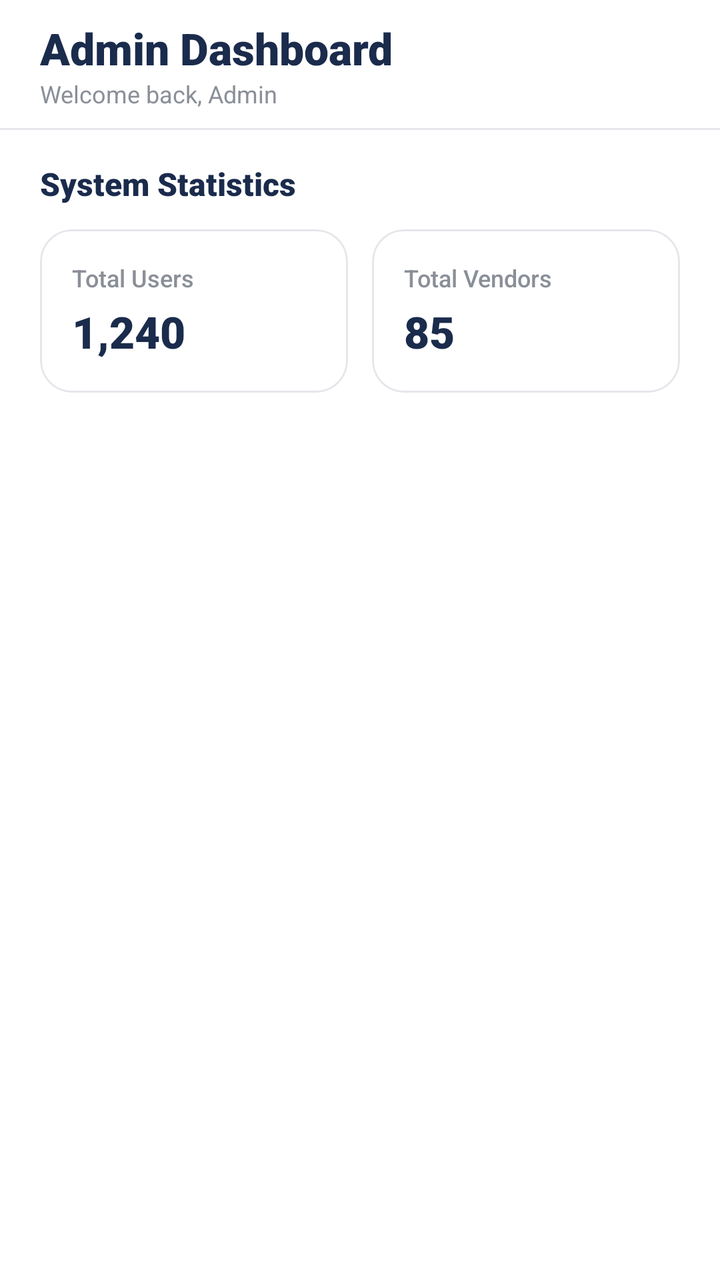
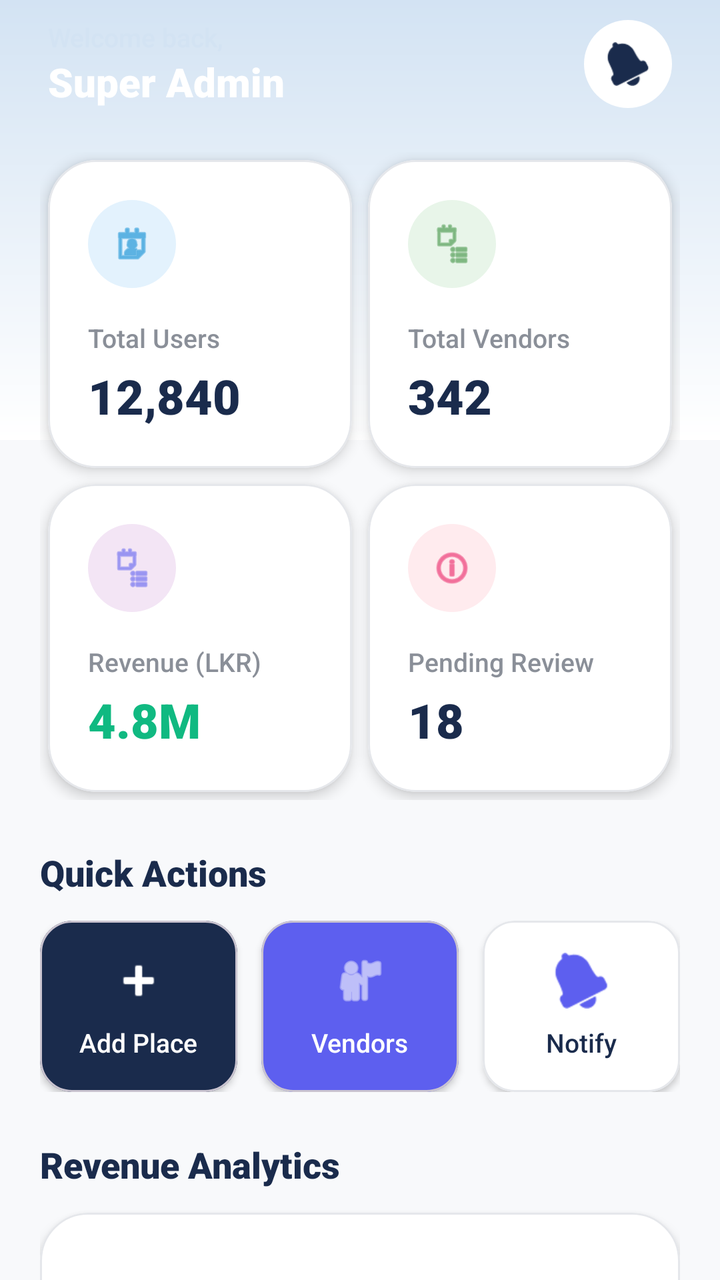

Before-and-after screenshots of an Android layout around one commit, followed by the original layout XML and the change that was made.
<!-- AndroidManifest.xml: application theme Theme.LankaGo -->
<!-- res/layout/admin_dashboard.xml -->
<?xml version="1.0" encoding="utf-8"?>
<androidx.constraintlayout.widget.ConstraintLayout
    xmlns:android="http://schemas.android.com/apk/res/android"
    xmlns:app="http://schemas.android.com/apk/res-auto"
    xmlns:tools="http://schemas.android.com/tools"
    android:layout_width="match_parent"
    android:layout_height="match_parent"
    android:background="#FFFFFF"
    tools:context=".fragments.admin.AdminDashboardFragment">

    
    <androidx.constraintlayout.widget.ConstraintLayout
        android:id="@+id/top_bar_dashboard"
        android:layout_width="0dp"
        android:layout_height="64dp"
        android:background="#FFFFFF"
        android:paddingHorizontal="20dp"
        app:layout_constraintEnd_toEndOf="parent"
        app:layout_constraintStart_toStartOf="parent"
        app:layout_constraintTop_toTopOf="parent">

        <LinearLayout
            android:layout_width="wrap_content"
            android:layout_height="wrap_content"
            android:orientation="vertical"
            app:layout_constraintBottom_toBottomOf="parent"
            app:layout_constraintStart_toStartOf="parent"
            app:layout_constraintTop_toTopOf="parent">

            <TextView
                android:id="@+id/tv_dashboard_title"
                android:layout_width="wrap_content"
                android:layout_height="wrap_content"
                android:fontFamily="sans-serif-black"
                android:text="Admin Dashboard"
                android:textColor="#1A2B4C"
                android:textSize="22sp" />

            <TextView
                android:id="@+id/tv_dashboard_subtitle"
                android:layout_width="wrap_content"
                android:layout_height="wrap_content"
                android:fontFamily="sans-serif"
                android:text="Welcome back, Admin"
                android:textColor="#8A8F98"
                android:textSize="12sp" />
        </LinearLayout>

    </androidx.constraintlayout.widget.ConstraintLayout>

    <View
        android:id="@+id/divider_top_bar"
        android:layout_width="0dp"
        android:layout_height="1dp"
        android:background="#E5E7EB"
        app:layout_constraintEnd_toEndOf="parent"
        app:layout_constraintStart_toStartOf="parent"
        app:layout_constraintTop_toBottomOf="@id/top_bar_dashboard" />

    
    <androidx.core.widget.NestedScrollView
        android:layout_width="0dp"
        android:layout_height="0dp"
        android:clipToPadding="false"
        app:layout_constraintBottom_toBottomOf="parent"
        app:layout_constraintEnd_toEndOf="parent"
        app:layout_constraintStart_toStartOf="parent"
        app:layout_constraintTop_toBottomOf="@id/divider_top_bar">

        <LinearLayout
            android:layout_width="match_parent"
            android:layout_height="wrap_content"
            android:orientation="vertical"
            android:paddingHorizontal="20dp"
            android:paddingTop="16dp"
            android:paddingBottom="40dp">

            <TextView
                android:layout_width="wrap_content"
                android:layout_height="wrap_content"
                android:fontFamily="sans-serif-black"
                android:text="System Statistics"
                android:textColor="#1A2B4C"
                android:textSize="16sp" />

            <LinearLayout
                android:layout_width="match_parent"
                android:layout_height="wrap_content"
                android:layout_marginTop="12dp"
                android:orientation="horizontal">

                
                <com.google.android.material.card.MaterialCardView
                    android:id="@+id/card_stat_users"
                    android:layout_width="0dp"
                    android:layout_height="wrap_content"
                    android:layout_marginEnd="6dp"
                    android:layout_weight="1"
                    app:cardBackgroundColor="#FFFFFF"
                    app:cardCornerRadius="16dp"
                    app:cardElevation="0dp"
                    app:strokeColor="#E5E7EB"
                    app:strokeWidth="1dp">

                    <LinearLayout
                        android:layout_width="match_parent"
                        android:layout_height="wrap_content"
                        android:orientation="vertical"
                        android:padding="16dp">

                        <TextView
                            android:layout_width="wrap_content"
                            android:layout_height="wrap_content"
                            android:fontFamily="sans-serif-medium"
                            android:text="Total Users"
                            android:textColor="#8A8F98"
                            android:textSize="12sp" />

                        <TextView
                            android:id="@+id/tv_stat_users_count"
                            android:layout_width="wrap_content"
                            android:layout_height="wrap_content"
                            android:layout_marginTop="4dp"
                            android:fontFamily="sans-serif-black"
                            android:text="1,240"
                            android:textColor="#1A2B4C"
                            android:textSize="22sp" />
                    </LinearLayout>
                </com.google.android.material.card.MaterialCardView>

                
                <com.google.android.material.card.MaterialCardView
                    android:id="@+id/card_stat_vendors"
                    android:layout_width="0dp"
                    android:layout_height="wrap_content"
                    android:layout_marginStart="6dp"
                    android:layout_weight="1"
                    app:cardBackgroundColor="#FFFFFF"
                    app:cardCornerRadius="16dp"
                    app:cardElevation="0dp"
                    app:strokeColor="#E5E7EB"
                    app:strokeWidth="1dp">

                    <LinearLayout
                        android:layout_width="match_parent"
                        android:layout_height="wrap_content"
                        android:orientation="vertical"
                        android:padding="16dp">

                        <TextView
                            android:layout_width="wrap_content"
                            android:layout_height="wrap_content"
                            android:fontFamily="sans-serif-medium"
                            android:text="Total Vendors"
                            android:textColor="#8A8F98"
                            android:textSize="12sp" />

                        <TextView
                            android:id="@+id/tv_stat_vendors_count"
                            android:layout_width="wrap_content"
                            android:layout_height="wrap_content"
                            android:layout_marginTop="4dp"
                            android:fontFamily="sans-serif-black"
                            android:text="85"
                            android:textColor="#1A2B4C"
                            android:textSize="22sp" />
                    </LinearLayout>
                </com.google.android.material.card.MaterialCardView>

            </LinearLayout>

        </LinearLayout>
    </androidx.core.widget.NestedScrollView>

</androidx.constraintlayout.widget.ConstraintLayout>
<!-- resources referenced by this layout -->
<resources>
  <style name="Theme.LankaGo" parent="Base.Theme.LankaGo" />
  <style name="Base.Theme.LankaGo" parent="Theme.Material3.DayNight.NoActionBar">
          
          
      </style>
</resources>

<!-- the commit's change to res/layout/admin_dashboard.xml (unified diff, before → after) -->
@@ -5,16 +5,25 @@
     xmlns:tools="http://schemas.android.com/tools"
     android:layout_width="match_parent"
     android:layout_height="match_parent"
-    android:background="#FFFFFF"
+    android:background="#F8F9FB"
     tools:context=".fragments.admin.AdminDashboardFragment">
+
+    
+    <View
+        android:id="@+id/header_gradient"
+        android:layout_width="0dp"
+        android:layout_height="220dp"
+        android:background="@drawable/top_gradient_bg"
+        app:layout_constraintEnd_toEndOf="parent"
+        app:layout_constraintStart_toStartOf="parent"
+        app:layout_constraintTop_toTopOf="parent" />
 
     
     <androidx.constraintlayout.widget.ConstraintLayout
-        android:id="@+id/top_bar_dashboard"
+        android:id="@+id/top_bar"
         android:layout_width="0dp"
         android:layout_height="64dp"
-        android:background="#FFFFFF"
-        android:paddingHorizontal="20dp"
+        android:paddingHorizontal="24dp"
         app:layout_constraintEnd_toEndOf="parent"
         app:layout_constraintStart_toStartOf="parent"
         app:layout_constraintTop_toTopOf="parent">
@@ -28,60 +37,291 @@
             app:layout_constraintTop_toTopOf="parent">
 
             <TextView
-                android:id="@+id/tv_dashboard_title"
                 android:layout_width="wrap_content"
                 android:layout_height="wrap_content"
+                android:fontFamily="sans-serif-medium"
+                android:text="Welcome back,"
+                android:textColor="#D3E3F3"
+                android:textSize="13sp" />
+
+            <TextView
+                android:id="@+id/tv_admin_name"
+                android:layout_width="wrap_content"
+                android:layout_height="wrap_content"
                 android:fontFamily="sans-serif-black"
-                android:text="Admin Dashboard"
-                android:textColor="#1A2B4C"
-                android:textSize="22sp" />
-
-            <TextView
-                android:id="@+id/tv_dashboard_subtitle"
-                android:layout_width="wrap_content"
-                android:layout_height="wrap_content"
-                android:fontFamily="sans-serif"
-                android:text="Welcome back, Admin"
-                android:textColor="#8A8F98"
-                android:textSize="12sp" />
+                android:text="Super Admin"
+                android:textColor="#FFFFFF"
+                android:textSize="20sp" />
         </LinearLayout>
 
+        <FrameLayout
+            android:layout_width="44dp"
+            android:layout_height="44dp"
+            android:background="@drawable/bg_white_circle"
+            android:clickable="true"
+            android:focusable="true"
+            app:layout_constraintBottom_toBottomOf="parent"
+            app:layout_constraintEnd_toEndOf="parent"
+            app:layout_constraintTop_toTopOf="parent">
+
+            <ImageView
+                android:layout_width="22dp"
+                android:layout_height="22dp"
+                android:layout_gravity="center"
+                android:contentDescription="Notifications"
+                android:src="@android:drawable/ic_popup_reminder"
+                app:tint="#1A2B4C" />
+        </FrameLayout>
     </androidx.constraintlayout.widget.ConstraintLayout>
-
-    <View
-        android:id="@+id/divider_top_bar"
-        android:layout_width="0dp"
-        android:layout_height="1dp"
-        android:background="#E5E7EB"
-        app:layout_constraintEnd_toEndOf="parent"
-        app:layout_constraintStart_toStartOf="parent"
-        app:layout_constraintTop_toBottomOf="@id/top_bar_dashboard" />
 
     
     <androidx.core.widget.NestedScrollView
         android:layout_width="0dp"
         android:layout_height="0dp"
         android:clipToPadding="false"
+        android:paddingBottom="32dp"
         app:layout_constraintBottom_toBottomOf="parent"
         app:layout_constraintEnd_toEndOf="parent"
         app:layout_constraintStart_toStartOf="parent"
-        app:layout_constraintTop_toBottomOf="@id/divider_top_bar">
+        app:layout_constraintTop_toBottomOf="@id/top_bar">
 
         <LinearLayout
             android:layout_width="match_parent"
             android:layout_height="wrap_content"
             android:orientation="vertical"
             android:paddingHorizontal="20dp"
-            android:paddingTop="16dp"
-            android:paddingBottom="40dp">
-
+            android:paddingTop="12dp">
+
+            
+            <GridLayout
+                android:layout_width="match_parent"
+                android:layout_height="wrap_content"
+                android:columnCount="2"
+                android:rowCount="2"
+                android:useDefaultMargins="true">
+
+                
+                <com.google.android.material.card.MaterialCardView
+                    android:id="@+id/card_stat_users"
+                    android:layout_width="0dp"
+                    android:layout_height="wrap_content"
+                    android:layout_columnWeight="1"
+                    app:cardBackgroundColor="#FFFFFF"
+                    app:cardCornerRadius="24dp"
+                    app:cardElevation="4dp"
+                    app:strokeColor="#E5E7EB"
+                    app:strokeWidth="1dp">
+
+                    <LinearLayout
+                        android:layout_width="match_parent"
+                        android:layout_height="wrap_content"
+                        android:orientation="vertical"
+                        android:padding="20dp">
+
+                        <FrameLayout
+                            android:layout_width="44dp"
+                            android:layout_height="44dp"
+                            android:background="@drawable/bg_circle_blue">
+
+                            <ImageView
+                                android:layout_width="22dp"
+                                android:layout_height="22dp"
+                                android:layout_gravity="center"
+                                android:contentDescription="Users"
+                                android:src="@android:drawable/ic_menu_my_calendar"
+                                app:tint="#0288D1" />
+                        </FrameLayout>
+
+                        <TextView
+                            android:layout_width="wrap_content"
+                            android:layout_height="wrap_content"
+                            android:layout_marginTop="16dp"
+                            android:fontFamily="sans-serif-medium"
+                            android:text="Total Users"
+                            android:textColor="#8A8F98"
+                            android:textSize="13sp" />
+
+                        <TextView
+                            android:id="@+id/tv_stat_users_count"
+                            android:layout_width="wrap_content"
+                            android:layout_height="wrap_content"
+                            android:layout_marginTop="4dp"
+                            android:fontFamily="sans-serif-black"
+                            android:text="12,840"
+                            android:textColor="#1A2B4C"
+                            android:textSize="24sp" />
+                    </LinearLayout>
+                </com.google.android.material.card.MaterialCardView>
+
+                
+                <com.google.android.material.card.MaterialCardView
+                    android:id="@+id/card_stat_vendors"
+                    android:layout_width="0dp"
+                    android:layout_height="wrap_content"
+                    android:layout_columnWeight="1"
+                    app:cardBackgroundColor="#FFFFFF"
+                    app:cardCornerRadius="24dp"
+                    app:cardElevation="4dp"
+                    app:strokeColor="#E5E7EB"
+                    app:strokeWidth="1dp">
+
+                    <LinearLayout
+                        android:layout_width="match_parent"
+                        android:layout_height="wrap_content"
+                        android:orientation="vertical"
+                        android:padding="20dp">
+
+                        <FrameLayout
+                            android:layout_width="44dp"
+                            android:layout_height="44dp"
+                            android:background="@drawable/bg_circle_green">
+
+                            <ImageView
+                                android:layout_width="22dp"
+                                android:layout_height="22dp"
+                                android:layout_gravity="center"
+                                android:contentDescription="Vendors"
+                                android:src="@android:drawable/ic_menu_agenda"
+                                app:tint="#388E3C" />
+                        </FrameLayout>
+
+                        <TextView
+                            android:layout_width="wrap_content"
+                            android:layout_height="wrap_content"
+                            android:layout_marginTop="16dp"
+                            android:fontFamily="sans-serif-medium"
+                            android:text="Total Vendors"
+                            android:textColor="#8A8F98"
+                            android:textSize="13sp" />
+
+                        <TextView
+                            android:id="@+id/tv_stat_vendors_count"
+                            android:layout_width="wrap_content"
+                            android:layout_height="wrap_content"
+                            android:layout_marginTop="4dp"
+                            android:fontFamily="sans-serif-black"
+                            android:text="342"
+                            android:textColor="#1A2B4C"
+                            android:textSize="24sp" />
+                    </LinearLayout>
+                </com.google.android.material.card.MaterialCardView>
+
+                
+                <com.google.android.material.card.MaterialCardView
+                    android:id="@+id/card_stat_revenue"
+                    android:layout_width="0dp"
+                    android:layout_height="wrap_content"
+                    android:layout_columnWeight="1"
+                    app:cardBackgroundColor="#FFFFFF"
+                    app:cardCornerRadius="24dp"
+                    app:cardElevation="4dp"
+                    app:strokeColor="#E5E7EB"
+                    app:strokeWidth="1dp">
+
+                    <LinearLayout
+                        android:layout_width="match_parent"
+                        android:layout_height="wrap_content"
+                        android:orientation="vertical"
+                        android:padding="20dp">
+
+                        <FrameLayout
+                            android:layout_width="44dp"
+                            android:layout_height="44dp"
+                            android:background="@drawable/bg_circle_purple">
+
+                            <ImageView
+                                android:layout_width="22dp"
+                                android:layout_height="22dp"
+                                android:layout_gravity="center"
+                                android:contentDescription="Revenue"
+                                android:src="@android:drawable/ic_menu_agenda"
+                                app:tint="#5D5FEF" />
+                        </FrameLayout>
+
+                        <TextView
+                            android:layout_width="wrap_content"
+                            android:layout_height="wrap_content"
+                            android:layout_marginTop="16dp"
+                            android:fontFamily="sans-serif-medium"
+                            android:text="Revenue (LKR)"
+                            android:textColor="#8A8F98"
+                            android:textSize="13sp" />
+
+                        <TextView
+                            android:id="@+id/tv_stat_revenue_count"
+                            android:layout_width="wrap_content"
+                            android:layout_height="wrap_content"
+                            android:layout_marginTop="4dp"
+                            android:fontFamily="sans-serif-black"
+                            android:text="4.8M"
+                            android:textColor="#10B981"
+                            android:textSize="24sp" />
+                    </LinearLayout>
+                </com.google.android.material.card.MaterialCardView>
+
+                
+                <com.google.android.material.card.MaterialCardView
+                    android:id="@+id/card_stat_pending"
+                    android:layout_width="0dp"
+                    android:layout_height="wrap_content"
+                    android:layout_columnWeight="1"
+                    app:cardBackgroundColor="#FFFFFF"
+                    app:cardCornerRadius="24dp"
+                    app:cardElevation="4dp"
+                    app:strokeColor="#E5E7EB"
+                    app:strokeWidth="1dp">
+
+                    <LinearLayout
+                        android:layout_width="match_parent"
+                        android:layout_height="wrap_content"
+                        android:orientation="vertical"
+                        android:padding="20dp">
+
+                        <FrameLayout
+                            android:layout_width="44dp"
+                            android:layout_height="44dp"
+                            android:background="@drawable/bg_circle_pink">
+
+                            <ImageView
+                                android:layout_width="22dp"
+                                android:layout_height="22dp"
+                                android:layout_gravity="center"
+                                android:contentDescription="Pending"
+                                android:src="@android:drawable/ic_menu_info_details"
+                                app:tint="#E91E63" />
+                        </FrameLayout>
+
+                        <TextView
+                            android:layout_width="wrap_content"
+                            android:layout_height="wrap_content"
+                            android:layout_marginTop="16dp"
+                            android:fontFamily="sans-serif-medium"
+                            android:text="Pending Review"
+                            android:textColor="#8A8F98"
+                            android:textSize="13sp" />
+
+                        <TextView
+                            android:id="@+id/tv_stat_pending_count"
+                            android:layout_width="wrap_content"
+                            android:layout_height="wrap_content"
+                            android:layout_marginTop="4dp"
+                            android:fontFamily="sans-serif-black"
+                            android:text="18"
+                            android:textColor="#1A2B4C"
+                            android:textSize="24sp" />
+                    </LinearLayout>
+                </com.google.android.material.card.MaterialCardView>
+            </GridLayout>
+
+            
             <TextView
                 android:layout_width="wrap_content"
                 android:layout_height="wrap_content"
+                android:layout_marginTop="24dp"
                 android:fontFamily="sans-serif-black"
-                android:text="System Statistics"
+                android:text="Quick Actions"
                 android:textColor="#1A2B4C"
-                android:textSize="16sp" />
+                android:textSize="18sp" />
 
             <LinearLayout
                 android:layout_width="match_parent"
@@ -89,85 +329,158 @@
                 android:layout_marginTop="12dp"
                 android:orientation="horizontal">
 
-                
-                <com.google.android.material.card.MaterialCardView
-                    android:id="@+id/card_stat_users"
+                <com.google.android.material.card.MaterialCardView
+                    android:id="@+id/action_add_place"
                     android:layout_width="0dp"
                     android:layout_height="wrap_content"
                     android:layout_marginEnd="6dp"
                     android:layout_weight="1"
-                    app:cardBackgroundColor="#FFFFFF"
+                    app:cardBackgroundColor="#1A2B4C"
                     app:cardCornerRadius="16dp"
-                    app:cardElevation="0dp"
-                    app:strokeColor="#E5E7EB"
-                    app:strokeWidth="1dp">
-
-                    <LinearLayout
-                        android:layout_width="match_parent"
-                        android:layout_height="wrap_content"
+                    app:cardElevation="2dp">
+
+                    <LinearLayout
+                        android:layout_width="match_parent"
+                        android:layout_height="wrap_content"
+                        android:gravity="center"
                         android:orientation="vertical"
                         android:padding="16dp">
 
-                        <TextView
-                            android:layout_width="wrap_content"
-                            android:layout_height="wrap_content"
-                            android:fontFamily="sans-serif-medium"
-                            android:text="Total Users"
-                            android:textColor="#8A8F98"
-                            android:textSize="12sp" />
-
-                        <TextView
-                            android:id="@+id/tv_stat_users_count"
-                            android:layout_width="wrap_content"
-                            android:layout_height="wrap_content"
-                            android:layout_marginTop="4dp"
-                            android:fontFamily="sans-serif-black"
-                            android:text="1,240"
-                            android:textColor="#1A2B4C"
-                            android:textSize="22sp" />
-                    </LinearLayout>
-                </com.google.android.material.card.MaterialCardView>
-
-                
-                <com.google.android.material.card.MaterialCardView
-                    android:id="@+id/card_stat_vendors"
+                        <ImageView
+                            android:layout_width="28dp"
+                            android:layout_height="28dp"
+                            android:contentDescription="Add"
+                            android:src="@android:drawable/ic_input_add"
+                            app:tint="#FFFFFF" />
+
+                        <TextView
+                            android:layout_width="wrap_content"
+                            android:layout_height="wrap_content"
+                            android:layout_marginTop="8dp"
+                            android:fontFamily="sans-serif-medium"
+                            android:text="Add Place"
+                            android:textColor="#FFFFFF"
+                            android:textSize="13sp" />
+                    </LinearLayout>
+                </com.google.android.material.card.MaterialCardView>
+
+                <com.google.android.material.card.MaterialCardView
+                    android:id="@+id/action_manage_vendors"
+                    android:layout_width="0dp"
+                    android:layout_height="wrap_content"
+                    android:layout_marginStart="6dp"
+                    android:layout_marginEnd="6dp"
+                    android:layout_weight="1"
+                    app:cardBackgroundColor="#5D5FEF"
+                    app:cardCornerRadius="16dp"
+                    app:cardElevation="2dp">
+
+                    <LinearLayout
+                        android:layout_width="match_parent"
+                        android:layout_height="wrap_content"
+                        android:gravity="center"
+                        android:orientation="vertical"
+                        android:padding="16dp">
+
+                        <ImageView
+                            android:layout_width="28dp"
+                            android:layout_height="28dp"
+                            android:contentDescription="Vendors"
+                            android:src="@android:drawable/ic_menu_myplaces"
+                            app:tint="#FFFFFF" />
+
+                        <TextView
+                            android:layout_width="wrap_content"
+                            android:layout_height="wrap_content"
+                            android:layout_marginTop="8dp"
+                            android:fontFamily="sans-serif-medium"
+                            android:text="Vendors"
+                            android:textColor="#FFFFFF"
+                            android:textSize="13sp" />
+                    </LinearLayout>
+                </com.google.android.material.card.MaterialCardView>
+
+                <com.google.android.material.card.MaterialCardView
+                    android:id="@+id/action_push_notification"
                     android:layout_width="0dp"
                     android:layout_height="wrap_content"
                     android:layout_marginStart="6dp"
                     android:layout_weight="1"
                     app:cardBackgroundColor="#FFFFFF"
                     app:cardCornerRadius="16dp"
-                    app:cardElevation="0dp"
+                    app:cardElevation="2dp"
                     app:strokeColor="#E5E7EB"
                     app:strokeWidth="1dp">
 
                     <LinearLayout
                         android:layout_width="match_parent"
                         android:layout_height="wrap_content"
+                        android:gravity="center"
                         android:orientation="vertical"
                         android:padding="16dp">
 
-                        <TextView
-                            android:layout_width="wrap_content"
-                            android:layout_height="wrap_content"
-                            android:fontFamily="sans-serif-medium"
-                            android:text="Total Vendors"
-                            android:textColor="#8A8F98"
-                            android:textSize="12sp" />
-
-                        <TextView
-                            android:id="@+id/tv_stat_vendors_count"
-                            android:layout_width="wrap_content"
-                            android:layout_height="wrap_content"
-                            android:layout_marginTop="4dp"
-                            android:fontFamily="sans-serif-black"
-                            android:text="85"
+                        <ImageView
+                            android:layout_width="28dp"
+                            android:layout_height="28dp"
+                            android:contentDescription="Notify"
+                            android:src="@android:drawable/ic_popup_reminder"
+                            app:tint="#5D5FEF" />
+
+                        <TextView
+                            android:layout_width="wrap_content"
+                            android:layout_height="wrap_content"
+                            android:layout_marginTop="8dp"
+                            android:fontFamily="sans-serif-medium"
+                            android:text="Notify"
                             android:textColor="#1A2B4C"
-                            android:textSize="22sp" />
-                    </LinearLayout>
-                </com.google.android.material.card.MaterialCardView>
-
+                            android:textSize="13sp" />
+                    </LinearLayout>
+                </com.google.android.material.card.MaterialCardView>
             </LinearLayout>
+
+            
+            <TextView
+                android:layout_width="wrap_content"
+                android:layout_height="wrap_content"
+                android:layout_marginTop="24dp"
+                android:fontFamily="sans-serif-black"
+                android:text="Revenue Analytics"
+                android:textColor="#1A2B4C"
+                android:textSize="18sp" />
+
+            <com.google.android.material.card.MaterialCardView
+                android:layout_width="match_parent"
+                android:layout_height="220dp"
+                android:layout_marginTop="12dp"
+                app:cardBackgroundColor="#FFFFFF"
+                app:cardCornerRadius="24dp"
+                app:cardElevation="4dp"
+                app:strokeColor="#E5E7EB"
+                app:strokeWidth="1dp">
+
+                <LinearLayout
+                    android:layout_width="match_parent"
+                    android:layout_height="match_parent"
+                    android:gravity="center"
+                    android:orientation="vertical">
+
+                    <ImageView
+                        android:layout_width="48dp"
+                        android:layout_height="48dp"
+                        android:contentDescription="Chart"
+                        android:src="@android:drawable/ic_menu_sort_by_size"
+                        app:tint="#5D5FEF" />
+
+                    <TextView
+                        android:layout_width="wrap_content"
+                        android:layout_height="wrap_content"
+                        android:layout_marginTop="8dp"
+                        android:fontFamily="sans-serif-medium"
+                        android:text="Revenue Overview Graph"
+                        android:textColor="#1A2B4C"
+                        android:textSize="14sp" />
+                </LinearLayout>
+            </com.google.android.material.card.MaterialCardView>
 
         </LinearLayout>
     </androidx.core.widget.NestedScrollView>
<!-- resource entries referenced after the edit -->
@@ -1,5 +1,46 @@
 <!-- resources referenced by this layout -->
 <resources>
+  <!-- drawable bg_circle_blue (drawable) -->
+  <?xml version="1.0" encoding="utf-8"?>
+  <shape xmlns:android="http://schemas.android.com/apk/res/android"
+      android:shape="oval">
+      <solid android:color="#E3F2FD"/>
+  </shape>
+  <!-- drawable bg_circle_green (drawable) -->
+  <?xml version="1.0" encoding="utf-8"?>
+  <shape xmlns:android="http://schemas.android.com/apk/res/android"
+      android:shape="oval">
+      <solid android:color="#E8F5E9"/>
+  </shape>
+  <!-- drawable bg_circle_pink (drawable) -->
+  <?xml version="1.0" encoding="utf-8"?>
+  <shape xmlns:android="http://schemas.android.com/apk/res/android"
+      android:shape="oval">
+      <solid android:color="#FFEBEE"/>
+  </shape>
+  <!-- drawable bg_circle_purple (drawable) -->
+  <?xml version="1.0" encoding="utf-8"?>
+  <shape xmlns:android="http://schemas.android.com/apk/res/android"
+      android:shape="oval">
+      <solid android:color="#F3E5F5"/>
+  </shape>
+  <!-- drawable bg_white_circle (drawable) -->
+  <?xml version="1.0" encoding="utf-8"?>
+  <shape xmlns:android="http://schemas.android.com/apk/res/android"
+      android:shape="oval">
+      <solid android:color="#FFFFFF"/>
+  </shape>
+  <!-- drawable top_gradient_bg (drawable) -->
+  <?xml version="1.0" encoding="utf-8"?>
+  <shape xmlns:android="http://schemas.android.com/apk/res/android"
+      android:shape="rectangle">
+      
+      <gradient
+          android:angle="270"
+          android:startColor="#D3E3F3"
+          android:endColor="#FFFFFF"
+          android:type="linear" />
+  </shape>
   <style name="Theme.LankaGo" parent="Base.Theme.LankaGo" />
   <style name="Base.Theme.LankaGo" parent="Theme.Material3.DayNight.NoActionBar">
           
